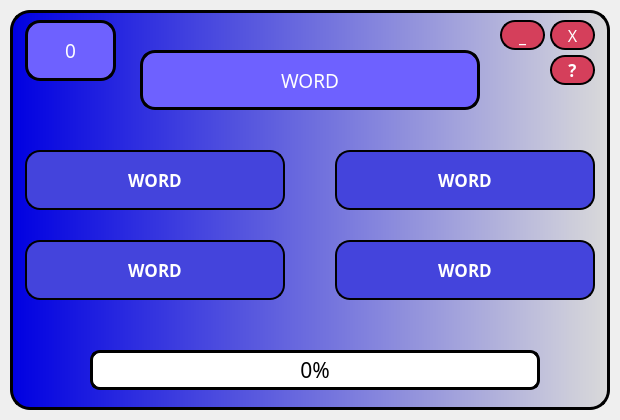
Old version of the form english_app.ui in the repository dcierra/learn_english_app.
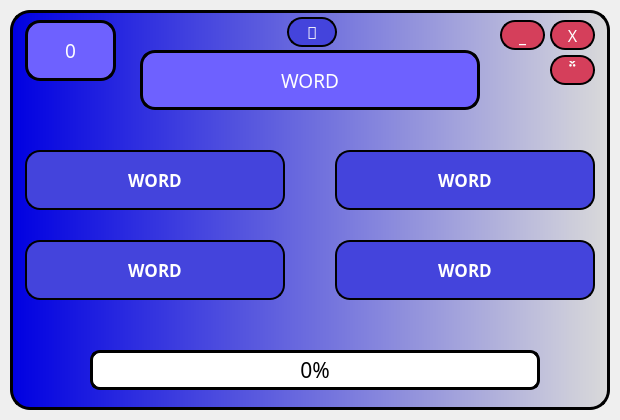
New version of the form.

Diff of the .ui file:
```diff
--- a/english_app.ui
+++ b/english_app.ui
@@ -578,7 +578,64 @@
 }</string>
      </property>
      <property name="text">
-      <string>?</string>
+      <string></string>
+     </property>
+     <property name="iconSize">
+      <size>
+       <width>20</width>
+       <height>20</height>
+      </size>
+     </property>
+    </widget>
+    <widget class="QToolButton" name="tBtn_voice">
+     <property name="geometry">
+      <rect>
+       <x>277</x>
+       <y>7</y>
+       <width>50</width>
+       <height>30</height>
+      </rect>
+     </property>
+     <property name="minimumSize">
+      <size>
+       <width>50</width>
+       <height>30</height>
+      </size>
+     </property>
+     <property name="maximumSize">
+      <size>
+       <width>50</width>
+       <height>30</height>
+      </size>
+     </property>
+     <property name="font">
+      <font>
+       <family>Arial Black</family>
+       <pointsize>13</pointsize>
+       <weight>75</weight>
+       <bold>true</bold>
+      </font>
+     </property>
+     <property name="styleSheet">
+      <string notr="true">QToolButton {
+	border-radius: 15px;
+	border: 2px solid black;
+	background-color: rgb(68, 68, 220);
+	color: white;
+}
+QToolButton:hover {
+	border: 2px solid black;
+	background-color: rgb(92, 130, 255);
+	color: white;
+}
+QToolButton:pressed {
+	border: 2px solid black;
+	color: white;
+	background-color: blue;
+}</string>
+     </property>
+     <property name="text">
+      <string></string>
      </property>
      <property name="iconSize">
       <size>
```
